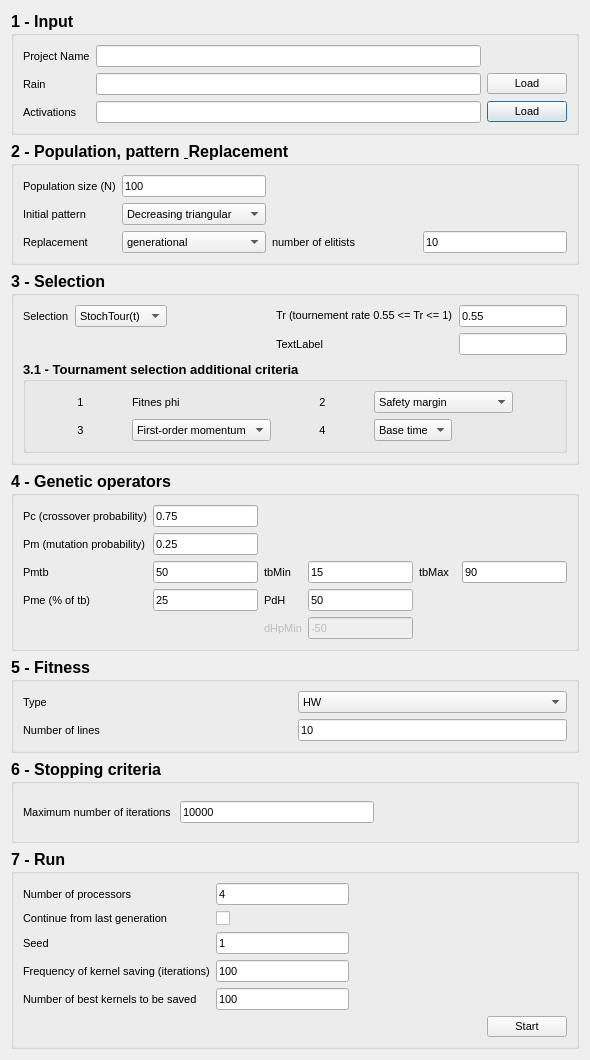
First picture: the form in dialog.ui, repository alessioderango/SAKe, before the edit.
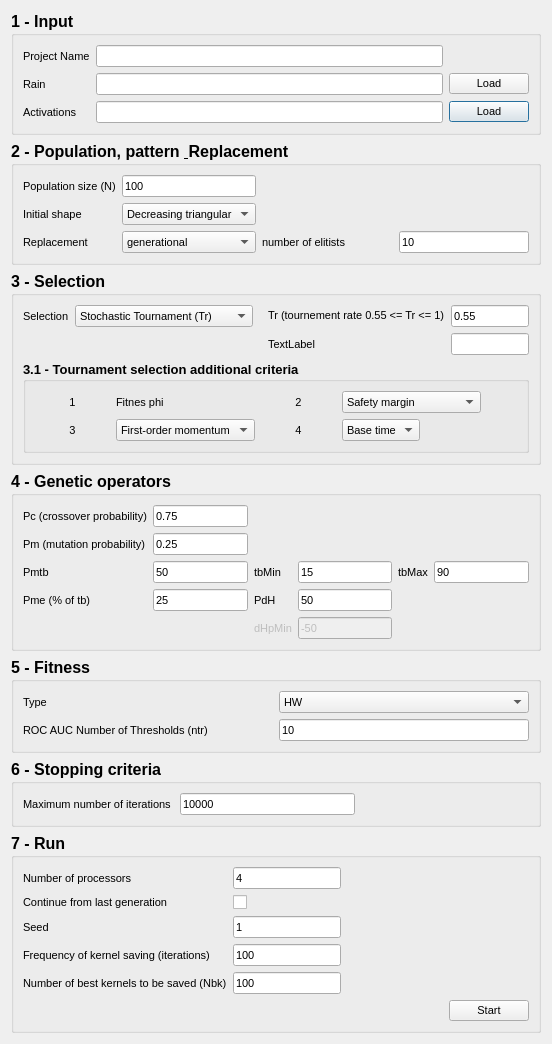
Second picture: the form after the edit.

Diff of the .ui file:
```diff
--- a/dialog.ui
+++ b/dialog.ui
@@ -9,12 +9,12 @@
    <rect>
     <x>0</x>
     <y>0</y>
-    <width>590</width>
-    <height>1060</height>
+    <width>552</width>
+    <height>741</height>
    </rect>
   </property>
   <property name="sizePolicy">
-   <sizepolicy hsizetype="Expanding" vsizetype="Expanding">
+   <sizepolicy hsizetype="Expanding" vsizetype="Ignored">
     <horstretch>0</horstretch>
     <verstretch>0</verstretch>
    </sizepolicy>
@@ -234,7 +234,7 @@
              </font>
             </property>
             <property name="text">
-             <string>Initial pattern</string>
+             <string>Initial shape</string>
             </property>
            </widget>
           </item>
@@ -415,17 +415,17 @@
             </property>
             <item>
              <property name="text">
-              <string>StochTour(t)</string>
+              <string>Stochastic Tournament (Tr)</string>
              </property>
             </item>
             <item>
              <property name="text">
-              <string>DetTour(T)</string>
+              <string>Deterministic Tournament (Ts)</string>
              </property>
             </item>
             <item>
              <property name="text">
-              <string>Ranking(p,e)</string>
+              <string>Ranking (s)</string>
              </property>
             </item>
             <item>
@@ -981,11 +981,6 @@
               <string>HW</string>
              </property>
             </item>
-            <item>
-             <property name="text">
-              <string>HWn</string>
-             </property>
-            </item>
             <item>
              <property name="text">
               <string>EW</string>
@@ -1042,7 +1037,7 @@
              </font>
             </property>
             <property name="text">
-             <string>Number of lines</string>
+             <string>ROC AUC Number of Thresholds (ntr)</string>
             </property>
            </widget>
           </item>
@@ -1179,7 +1174,7 @@
              </font>
             </property>
             <property name="text">
-             <string>Number of best kernels to be saved</string>
+             <string>Number of best kernels to be saved (Nbk)</string>
             </property>
            </widget>
           </item>
```
